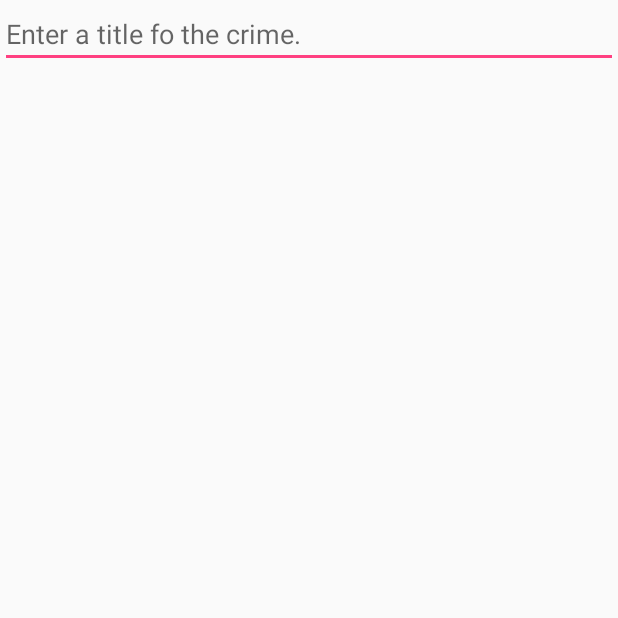
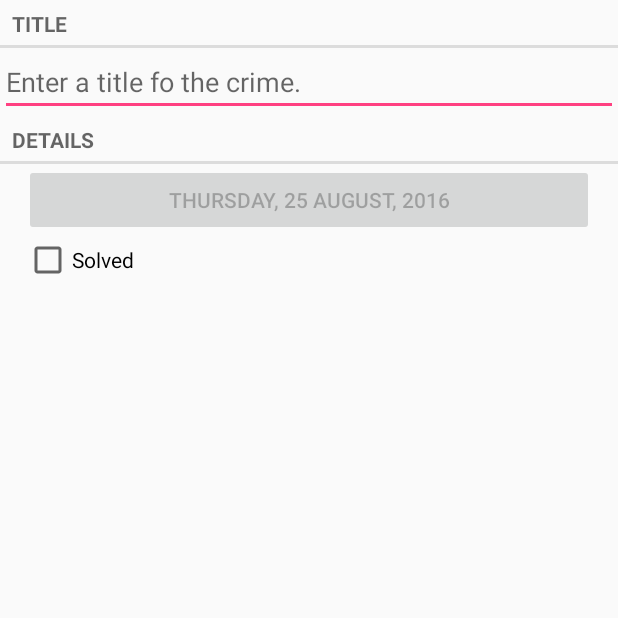
Before and after one commit to protolenguaje/CriminalIntent, an Android app: the screen it shows after launch (CrimeActivity), on a phone screen of 412 x 824 dp, the top half of it. Run offline under Robolectric (Android 15) with nearby library versions, the phone set to English and light mode, and no system bars.

Commit message:
chapter done with challenge

```diff
--- a/app/src/main/java/com/bignerdranch/android/criminalintent/Crime.java
+++ b/app/src/main/java/com/bignerdranch/android/criminalintent/Crime.java
@@ -1,5 +1,6 @@
 package com.bignerdranch.android.criminalintent;
 
+import java.util.Date;
 import java.util.UUID;
 
 /**
@@ -9,10 +10,13 @@ public class Crime {
 
     private UUID mId;
     private String mTitle;
+    private Date mDate;
+    private boolean mSolved;
 
     public Crime() {
         // Generate unique identifier
         mId = UUID.randomUUID();
+        mDate = new Date();
     }
 
     public UUID getId() {
@@ -26,4 +30,20 @@ public class Crime {
     public void setTitle(String title) {
         mTitle = title;
     }
+
+    public Date getDate() {
+        return mDate;
+    }
+
+    public void setDate(Date date) {
+        mDate = date;
+    }
+
+    public boolean isSolved() {
+        return mSolved;
+    }
+
+    public void setSolved(boolean solved) {
+        mSolved = solved;
+    }
 }
--- a/app/src/main/java/com/bignerdranch/android/criminalintent/CrimeActivity.java
+++ b/app/src/main/java/com/bignerdranch/android/criminalintent/CrimeActivity.java
@@ -4,8 +4,6 @@ import android.os.Bundle;
 import android.support.v4.app.Fragment;
 import android.support.v4.app.FragmentActivity;
 import android.support.v4.app.FragmentManager;
-
-import java.util.Optional;
 
 public class CrimeActivity extends FragmentActivity {
 
--- a/app/src/main/java/com/bignerdranch/android/criminalintent/CrimeFragment.java
+++ b/app/src/main/java/com/bignerdranch/android/criminalintent/CrimeFragment.java
@@ -5,10 +5,15 @@ import android.support.annotation.Nullable;
 import android.support.v4.app.Fragment;
 import android.text.Editable;
 import android.text.TextWatcher;
+import android.text.format.DateFormat;
 import android.view.LayoutInflater;
 import android.view.View;
 import android.view.ViewGroup;
+import android.widget.Button;
+import android.widget.CheckBox;
 import android.widget.EditText;
+
+import static android.text.format.DateFormat.*;
 
 /**
  * Created by user
@@ -16,8 +21,10 @@ import android.widget.EditText;
 public class CrimeFragment extends Fragment {
 
     private Crime mCrime;
+    private EditText mTitleField;
+    private Button mDateButton;
+    private CheckBox mSolvedCheckBox;
 
-    private EditText mTitleField;
 
     @Override
     public void onCreate(@Nullable Bundle savedInstanceState) {
@@ -36,6 +43,17 @@ public class CrimeFragment extends Fragment {
 
         mTitleField = (EditText) v.findViewById(R.id.crime_title);
         mTitleField.addTextChangedListener(new CrimeTextWatcher());
+
+        mDateButton = (Button) v.findViewById(R.id.crime_date);
+
+        mDateButton.setText(format("EEEE, dd MMMM, yyyy", mCrime.getDate()));
+        mDateButton.setEnabled(false);
+
+        mSolvedCheckBox = (CheckBox) v.findViewById(R.id.crime_solved);
+        mSolvedCheckBox.setOnCheckedChangeListener((buttonView, isChecked) -> {
+                    //Set the crime's solved property
+                    mCrime.setSolved(isChecked);
+                });
 
         return v;
     }
--- a/app/src/main/res/layout/fragment_crime.xml
+++ b/app/src/main/res/layout/fragment_crime.xml
@@ -2,11 +2,37 @@
 <LinearLayout xmlns:android="http://schemas.android.com/apk/res/android"
               android:layout_width="match_parent"
               android:layout_height="match_parent"
-              android:orientation="vertical">
+              android:orientation="vertical" >
+
+    <TextView
+        android:layout_width="match_parent"
+        android:layout_height="wrap_content"
+        android:text="@string/crime_title_label"
+        style="?android:listSeparatorTextViewStyle"/>
 
     <EditText android:id="@+id/crime_title"
         android:layout_width="match_parent"
         android:layout_height="wrap_content"
         android:hint="@string/crime_title_hint" />
 
+    <TextView
+        android:layout_width="match_parent"
+        android:layout_height="wrap_content"
+        android:text="@string/crime_details_label"
+        style="?android:listSeparatorTextViewStyle"/>
+
+    <Button
+        android:id="@+id/crime_date"
+        android:layout_width="match_parent"
+        android:layout_height="wrap_content"
+        android:layout_marginLeft="16dp"
+        android:layout_marginRight="16dp"/>
+
+    <CheckBox
+        android:id="@+id/crime_solved"
+        android:layout_width="match_parent"
+        android:layout_height="wrap_content"
+        android:layout_marginLeft="16dp"
+        android:layout_marginRight="16dp"
+        android:text="@string/crime_solved_label"/>
 </LinearLayout>
--- a/app/src/main/res/values/strings.xml
+++ b/app/src/main/res/values/strings.xml
@@ -1,4 +1,7 @@
 <resources>
     <string name="app_name">CriminalIntent</string>
     <string name="crime_title_hint">Enter a title fo the crime.</string>
+    <string name="crime_title_label">Title</string>
+    <string name="crime_details_label">Details</string>
+    <string name="crime_solved_label">Solved</string>
 </resources>
```
